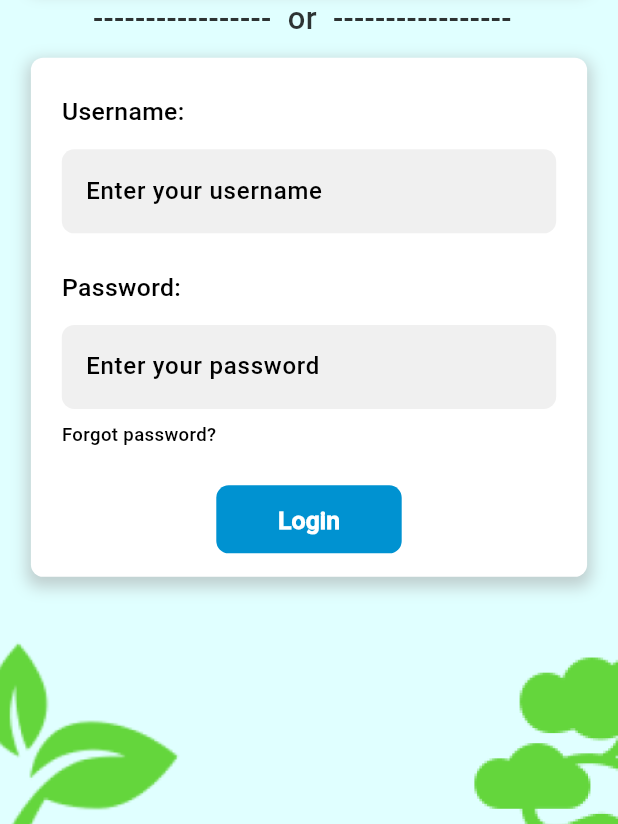
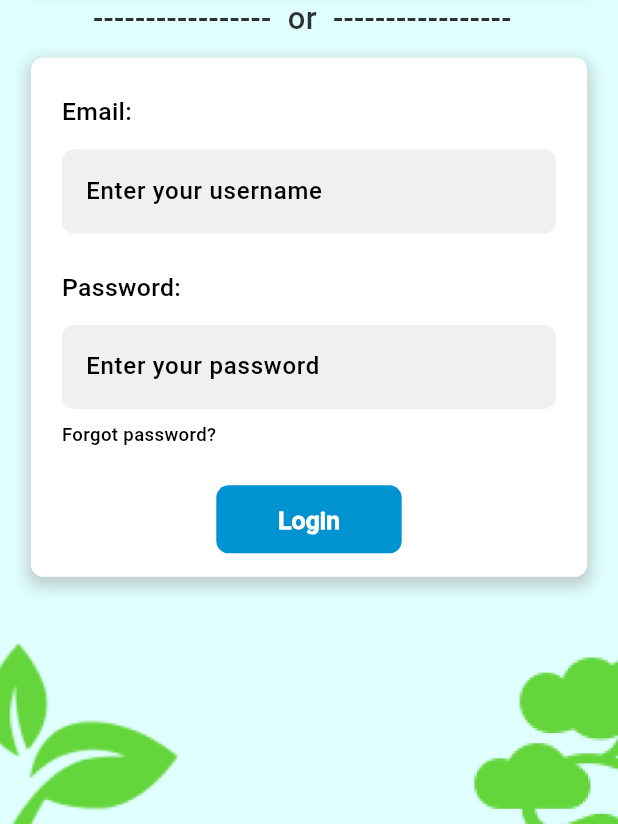
Before and after one commit to RnCManipal/Innovation-Challenge2024-BinGo, a Flutter app: the LoginPage screen opened directly, on a phone screen of 412 x 824 dp, the part 412-1236 px from its top. Run offline on Flutter 3.47's test engine with Material 3 defaults, Android fonts, the phone set to English and light mode, and no system bars; our stand-ins replace cloud_firestore, firebase_auth, firebase_core, firebase_storage, geocoding, google_maps_flutter and 3 more; accounts and stored records are empty.

Commit message:
Changed username to email

```diff
--- a/bingo/lib/LoginPage.dart
+++ b/bingo/lib/LoginPage.dart
@@ -100,7 +100,8 @@ class _LoginPageState extends State<LoginPage> {
                       onTap: () {
                         Navigator.push(
                           context,
-                          MaterialPageRoute(builder: (context) =>const SignupPage()),
+                          MaterialPageRoute(
+                              builder: (context) => const SignupPage()),
                         );
                       },
                       child: const Image(
@@ -184,9 +185,10 @@ class _LoginPageState extends State<LoginPage> {
                 child: GestureDetector(
                   onTap: () {
                     Navigator.push(
-                          context,
-                          MaterialPageRoute(builder: (context) =>ForgotPasswordPage()),
-                        );
+                      context,
+                      MaterialPageRoute(
+                          builder: (context) => ForgotPasswordPage()),
+                    );
                   },
                   child: Container(
                     width: screenSize.width * 0.9,
@@ -212,7 +214,7 @@ class _LoginPageState extends State<LoginPage> {
                           padding: EdgeInsets.symmetric(
                               horizontal: screenSize.width * 0.05),
                           child: Text(
-                            "Username:",
+                            "Email:",
                             style: TextStyle(
                               fontFamily: 'Roboto',
                               fontSize: screenSize.width * 0.04,
@@ -321,7 +323,8 @@ class _LoginPageState extends State<LoginPage> {
                                     Navigator.pushReplacement(
                                       context,
                                       MaterialPageRoute(
-                                          builder: (context) => const HomePage()),
+                                          builder: (context) =>
+                                              const HomePage()),
                                     );
                                   } else {
                                     // Handle sign-in failure if needed
```
